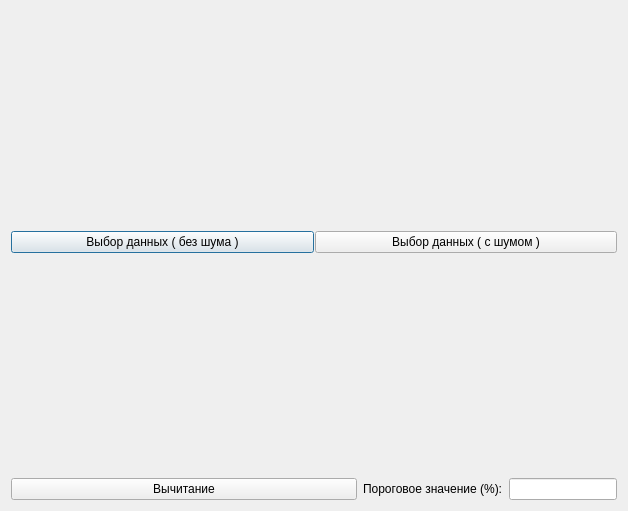
Before: the Qt Designer form gui.ui in SkorEgor/scientific_work_in_python, drawn with Qt 5.
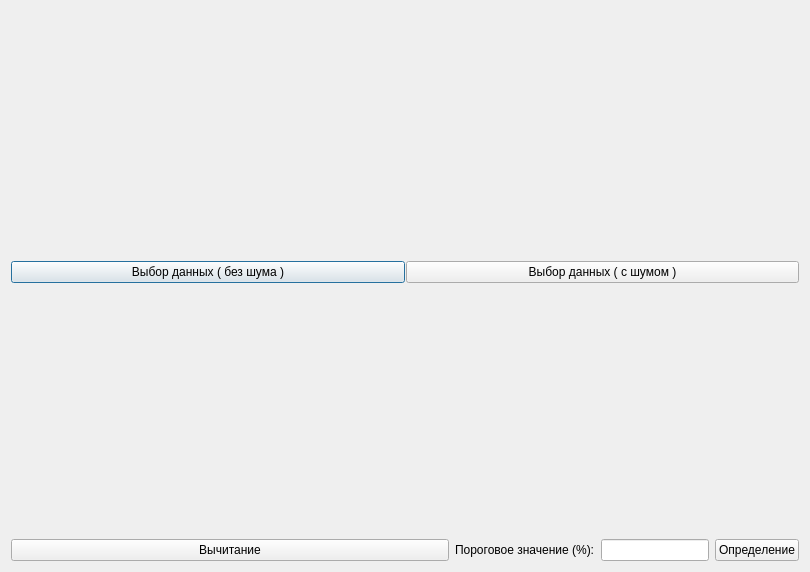
After: the same form once the commit is applied.

What changed in the file:
```diff
--- a/gui.ui
+++ b/gui.ui
@@ -6,8 +6,8 @@
    <rect>
     <x>0</x>
     <y>0</y>
-    <width>628</width>
-    <height>511</height>
+    <width>810</width>
+    <height>572</height>
    </rect>
   </property>
   <property name="windowTitle">
@@ -52,7 +52,7 @@
     </widget>
    </item>
    <item>
-    <layout class="QHBoxLayout" name="horizontalLayout_2" stretch="2,0,0">
+    <layout class="QHBoxLayout" name="horizontalLayout_2" stretch="2,0,0,0">
      <item>
       <widget class="QPushButton" name="pushButton_3">
        <property name="text">
@@ -74,6 +74,13 @@
        </property>
       </widget>
      </item>
+     <item>
+      <widget class="QPushButton" name="pushButton_4">
+       <property name="text">
+        <string>Определение</string>
+       </property>
+      </widget>
+     </item>
     </layout>
    </item>
   </layout>
```
